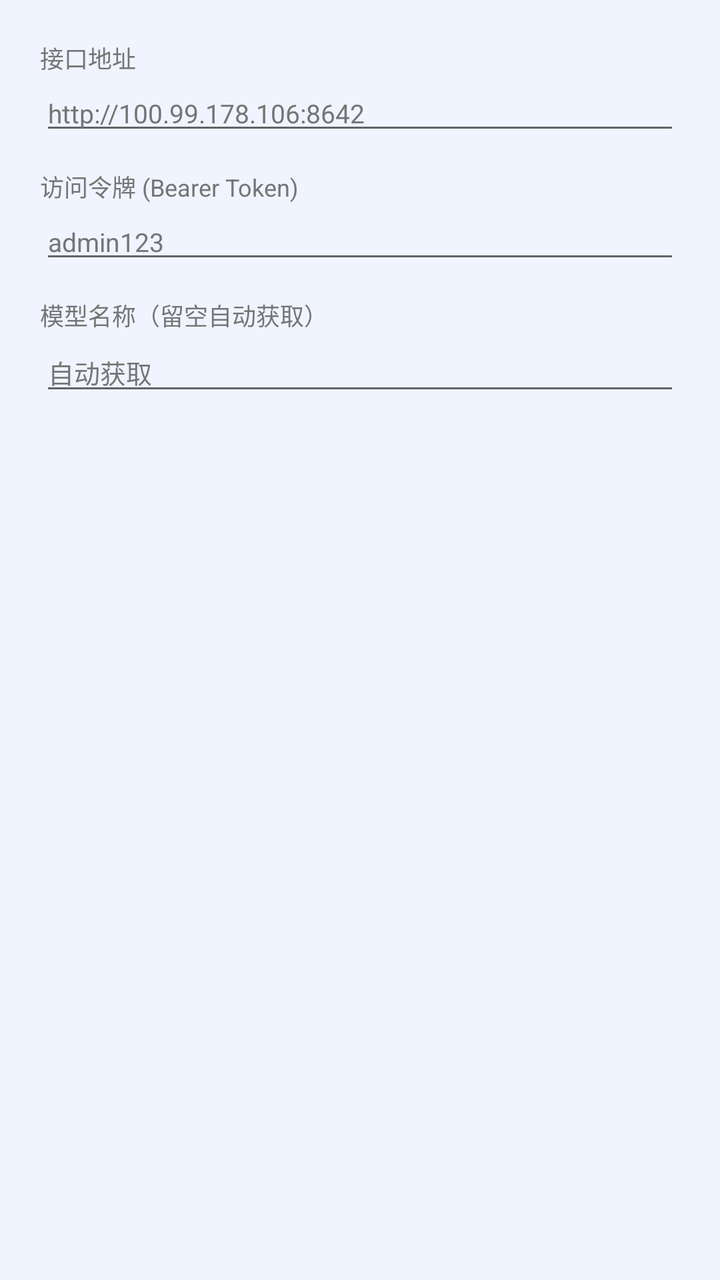
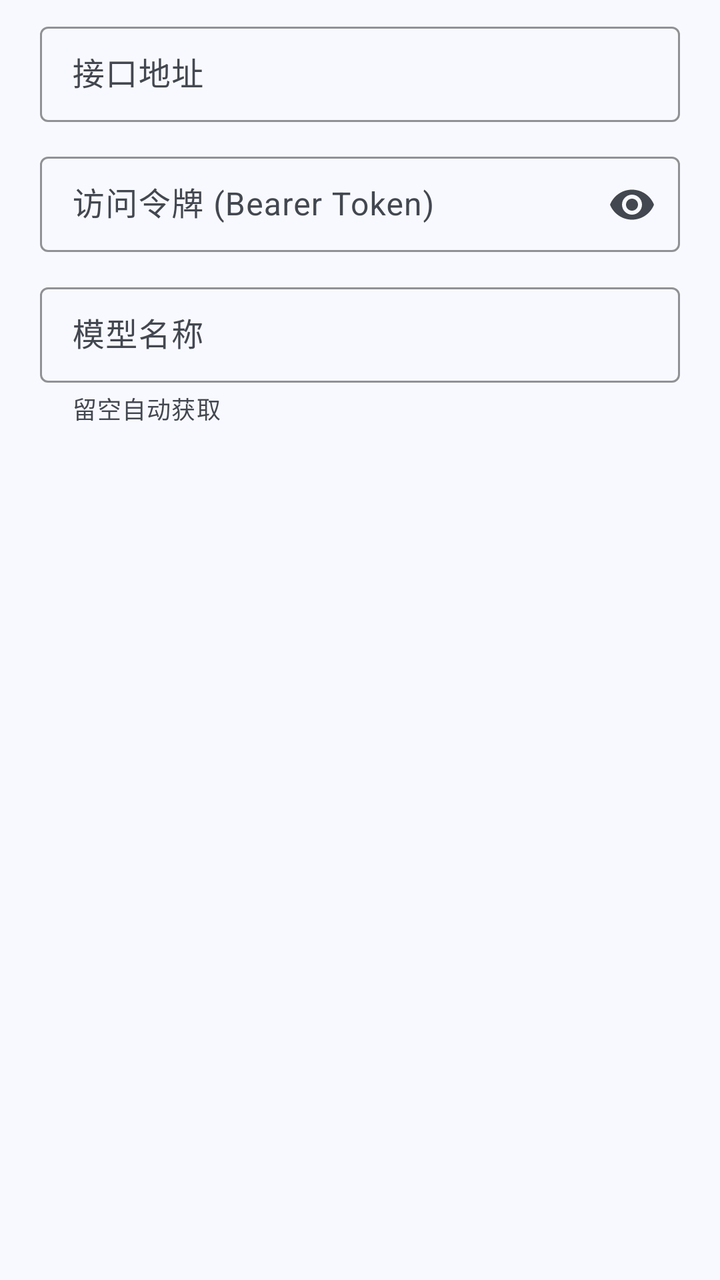

Compare the two renders of this Android layout. The source of the first and the diff that turns it into the second are given below.
<!-- AndroidManifest.xml: application theme Theme.CellSentinelApp -->
<!-- res/layout/dialog_hermes_settings.xml -->
<?xml version="1.0" encoding="utf-8"?>
<LinearLayout xmlns:android="http://schemas.android.com/apk/res/android"
    android:layout_width="match_parent"
    android:layout_height="wrap_content"
    android:orientation="vertical"
    android:padding="20dp">

    <TextView
        android:layout_width="wrap_content"
        android:layout_height="wrap_content"
        android:text="接口地址"
        android:textSize="12sp"
        android:textColor="@color/textColorHint" />

    <EditText
        android:id="@+id/et_hermes_url"
        android:layout_width="match_parent"
        android:layout_height="wrap_content"
        android:hint="http://100.99.178.106:8642"
        android:inputType="textUri"
        android:maxLines="1"
        android:textSize="13sp"
        android:layout_marginBottom="12dp" />

    <TextView
        android:layout_width="wrap_content"
        android:layout_height="wrap_content"
        android:text="访问令牌 (Bearer Token)"
        android:textSize="12sp"
        android:textColor="@color/textColorHint" />

    <EditText
        android:id="@+id/et_hermes_token"
        android:layout_width="match_parent"
        android:layout_height="wrap_content"
        android:hint="admin123"
        android:inputType="textPassword"
        android:maxLines="1"
        android:textSize="13sp"
        android:layout_marginBottom="12dp" />

    <TextView
        android:layout_width="wrap_content"
        android:layout_height="wrap_content"
        android:text="模型名称（留空自动获取）"
        android:textSize="12sp"
        android:textColor="@color/textColorHint" />

    <EditText
        android:id="@+id/et_hermes_model"
        android:layout_width="match_parent"
        android:layout_height="wrap_content"
        android:hint="自动获取"
        android:inputType="text"
        android:maxLines="1"
        android:textSize="13sp" />

</LinearLayout>
<!-- resources referenced by this layout -->
<resources>
  <color name="textColorHint">#FF757575</color>
  <style name="Theme.CellSentinelApp" parent="Theme.MaterialComponents.Light.DarkActionBar">
          
          <item name="colorPrimary">@color/colorPrimary</item>
          <item name="colorPrimaryVariant">@color/colorPrimaryDark</item>
          <item name="colorOnPrimary">@color/white</item>
          
          <item name="colorSecondary">@color/colorAccent</item>
          <item name="colorSecondaryVariant">@color/colorAccentDark</item>
          <item name="colorOnSecondary">@color/white</item>
          
          <item name="colorSurface">@color/colorSurface</item>
          <item name="colorOnSurface">@color/textColorPrimary</item>
          
          <item name="android:windowBackground">@color/background</item>
          <item name="android:colorBackground">@color/background</item>
          
          <item name="android:statusBarColor">@color/colorPrimaryDark</item>
          
          <item name="android:textColorPrimary">@color/textColorPrimary</item>
          <item name="android:textColorSecondary">@color/textColorSecondary</item>
          <item name="android:textColorHint">@color/textColorHint</item>
          
          <item name="materialCardViewStyle">@style/AppCardView</item>
          <item name="editTextStyle">@style/AppEditText</item>
          <item name="chipStyle">@style/AppChip</item>
      </style>
  <color name="colorPrimary">#1565C0</color>
  <color name="colorPrimaryDark">#0D47A1</color>
  <color name="white">#FFFFFFFF</color>
  <color name="colorAccent">#00ACC1</color>
  <color name="colorAccentDark">#007C91</color>
  <color name="colorSurface">#FFFFFF</color>
  <color name="textColorPrimary">#DE000000</color>
  <color name="background">#F0F4FF</color>
  <color name="textColorSecondary">#99000000</color>
  <style name="AppCardView" parent="Widget.MaterialComponents.CardView">
          <item name="cardCornerRadius">8dp</item>
          <item name="cardElevation">2dp</item>
          <item name="cardBackgroundColor">@color/colorSurfaceFaint</item>
          <item name="strokeColor">@color/colorPrimaryTintBg</item>
          <item name="strokeWidth">1dp</item>
      </style>
  <style name="AppEditText" parent="Widget.AppCompat.EditText">
          <item name="android:textColor">@color/textColorPrimary</item>
          <item name="android:textColorHint">@color/textColorHint</item>
      </style>
  <style name="AppChip" parent="Widget.MaterialComponents.Chip.Filter">
          <item name="chipBackgroundColor">@color/chip_bg_color</item>
          <item name="android:textColor">@color/chip_text_color</item>
          <item name="chipStrokeColor">@color/colorPrimaryTintBg</item>
          <item name="chipStrokeWidth">1dp</item>
      </style>
  <color name="colorSurfaceFaint">#FAFAFA</color>
  <color name="colorPrimaryTintBg">#1A1565C0</color>
</resources>

<!-- the commit's change to res/layout/dialog_hermes_settings.xml (unified diff, before → after) -->
@@ -1,58 +1,54 @@
 <?xml version="1.0" encoding="utf-8"?>
 <LinearLayout xmlns:android="http://schemas.android.com/apk/res/android"
+    xmlns:app="http://schemas.android.com/apk/res-auto"
     android:layout_width="match_parent"
     android:layout_height="wrap_content"
     android:orientation="vertical"
-    android:padding="20dp">
+    android:paddingHorizontal="20dp"
+    android:paddingTop="8dp"
+    android:paddingBottom="16dp">
 
-    <TextView
-        android:layout_width="wrap_content"
-        android:layout_height="wrap_content"
-        android:text="接口地址"
-        android:textSize="12sp"
-        android:textColor="@color/textColorHint" />
-
-    <EditText
-        android:id="@+id/et_hermes_url"
+    <com.google.android.material.textfield.TextInputLayout
         android:layout_width="match_parent"
         android:layout_height="wrap_content"
-        android:hint="http://100.99.178.106:8642"
-        android:inputType="textUri"
-        android:maxLines="1"
-        android:textSize="13sp"
-        android:layout_marginBottom="12dp" />
+        android:hint="接口地址"
+        style="@style/AppTextInput"
+        android:layout_marginBottom="12dp">
+        <com.google.android.material.textfield.TextInputEditText
+            android:id="@+id/et_hermes_url"
+            android:layout_width="match_parent"
+            android:layout_height="wrap_content"
+            android:inputType="textUri"
+            android:maxLines="1" />
+    </com.google.android.material.textfield.TextInputLayout>
 
-    <TextView
-        android:layout_width="wrap_content"
-        android:layout_height="wrap_content"
-        android:text="访问令牌 (Bearer Token)"
-        android:textSize="12sp"
-        android:textColor="@color/textColorHint" />
-
-    <EditText
-        android:id="@+id/et_hermes_token"
+    <com.google.android.material.textfield.TextInputLayout
         android:layout_width="match_parent"
         android:layout_height="wrap_content"
-        android:hint="admin123"
-        android:inputType="textPassword"
-        android:maxLines="1"
-        android:textSize="13sp"
-        android:layout_marginBottom="12dp" />
+        android:hint="访问令牌 (Bearer Token)"
+        style="@style/AppTextInput"
+        app:endIconMode="password_toggle"
+        android:layout_marginBottom="12dp">
+        <com.google.android.material.textfield.TextInputEditText
+            android:id="@+id/et_hermes_token"
+            android:layout_width="match_parent"
+            android:layout_height="wrap_content"
+            android:inputType="textPassword"
+            android:maxLines="1" />
+    </com.google.android.material.textfield.TextInputLayout>
 
-    <TextView
-        android:layout_width="wrap_content"
-        android:layout_height="wrap_content"
-        android:text="模型名称（留空自动获取）"
-        android:textSize="12sp"
-        android:textColor="@color/textColorHint" />
-
-    <EditText
-        android:id="@+id/et_hermes_model"
+    <com.google.android.material.textfield.TextInputLayout
         android:layout_width="match_parent"
         android:layout_height="wrap_content"
-        android:hint="自动获取"
-        android:inputType="text"
-        android:maxLines="1"
-        android:textSize="13sp" />
+        android:hint="模型名称"
+        style="@style/AppTextInput"
+        app:helperText="留空自动获取">
+        <com.google.android.material.textfield.TextInputEditText
+            android:id="@+id/et_hermes_model"
+            android:layout_width="match_parent"
+            android:layout_height="wrap_content"
+            android:inputType="text"
+            android:maxLines="1" />
+    </com.google.android.material.textfield.TextInputLayout>
 
 </LinearLayout>
<!-- resource entries referenced after the edit -->
@@ -1,59 +1,87 @@
 <!-- resources referenced by this layout -->
 <resources>
+  <style name="AppTextInput" parent="Widget.Material3.TextInputLayout.OutlinedBox.Dense">
+          <item name="hintTextColor">?attr/colorOnSurfaceVariant</item>
+          <item name="boxStrokeColor">?attr/colorOutlineVariant</item>
+          <item name="boxStrokeErrorColor">?attr/colorError</item>
+          <item name="helperTextTextColor">?attr/colorOnSurfaceVariant</item>
+          <item name="errorTextColor">?attr/colorError</item>
+      </style>
   <color name="textColorHint">#FF757575</color>
-  <style name="Theme.CellSentinelApp" parent="Theme.MaterialComponents.Light.DarkActionBar">
+  <style name="Theme.CellSentinelApp" parent="Theme.Material3.Light">
+  
           
-          <item name="colorPrimary">@color/colorPrimary</item>
-          <item name="colorPrimaryVariant">@color/colorPrimaryDark</item>
-          <item name="colorOnPrimary">@color/white</item>
+          <item name="colorPrimary">#1565C0</item>
+          <item name="colorOnPrimary">#FFFFFF</item>
+          <item name="colorPrimaryContainer">#D8E4FF</item>
+          <item name="colorOnPrimaryContainer">#001849</item>
+  
           
-          <item name="colorSecondary">@color/colorAccent</item>
-          <item name="colorSecondaryVariant">@color/colorAccentDark</item>
-          <item name="colorOnSecondary">@color/white</item>
+          <item name="colorSecondary">#00ACC1</item>
+          <item name="colorOnSecondary">#FFFFFF</item>
+          <item name="colorSecondaryContainer">#B2EBF2</item>
+          <item name="colorOnSecondaryContainer">#001F24</item>
+  
           
-          <item name="colorSurface">@color/colorSurface</item>
-          <item name="colorOnSurface">@color/textColorPrimary</item>
+          <item name="colorTertiary">#6A1B9A</item>
+          <item name="colorOnTertiary">#FFFFFF</item>
+          <item name="colorTertiaryContainer">#EEDCFF</item>
+          <item name="colorOnTertiaryContainer">#230048</item>
+  
           
-          <item name="android:windowBackground">@color/background</item>
-          <item name="android:colorBackground">@color/background</item>
+          <item name="colorError">#B3261E</item>
+          <item name="colorOnError">#FFFFFF</item>
+          <item name="colorErrorContainer">#F9DEDC</item>
+          <item name="colorOnErrorContainer">#410E0B</item>
+  
           
-          <item name="android:statusBarColor">@color/colorPrimaryDark</item>
+          <item name="colorSurface">#F8F9FF</item>
+          <item name="colorOnSurface">#1A1C22</item>
+          <item name="colorSurfaceVariant">#DFE2EB</item>
+          <item name="colorOnSurfaceVariant">#43474F</item>
+          <item name="colorSurfaceContainerLowest">#FFFFFF</item>
+          <item name="colorSurfaceContainerLow">#F2F3FA</item>
+          <item name="colorSurfaceContainer">#ECEFF5</item>
+          <item name="colorSurfaceContainerHigh">#E6E8EF</item>
+          <item name="colorSurfaceContainerHighest">#E1E2EA</item>
+  
+          
+          <item name="colorOutline">#73777F</item>
+          <item name="colorOutlineVariant">#C3C7CF</item>
+  
+          
+          <item name="android:windowBackground">?attr/colorSurface</item>
+          <item name="android:statusBarColor">@color/colorPrimary</item>
+          <item name="android:navigationBarColor">?attr/colorSurface</item>
+  
           
           <item name="android:textColorPrimary">@color/textColorPrimary</item>
           <item name="android:textColorSecondary">@color/textColorSecondary</item>
           <item name="android:textColorHint">@color/textColorHint</item>
+  
           
           <item name="materialCardViewStyle">@style/AppCardView</item>
           <item name="editTextStyle">@style/AppEditText</item>
           <item name="chipStyle">@style/AppChip</item>
+  
       </style>
   <color name="colorPrimary">#1565C0</color>
-  <color name="colorPrimaryDark">#0D47A1</color>
-  <color name="white">#FFFFFFFF</color>
-  <color name="colorAccent">#00ACC1</color>
-  <color name="colorAccentDark">#007C91</color>
-  <color name="colorSurface">#FFFFFF</color>
   <color name="textColorPrimary">#DE000000</color>
-  <color name="background">#F0F4FF</color>
   <color name="textColorSecondary">#99000000</color>
-  <style name="AppCardView" parent="Widget.MaterialComponents.CardView">
-          <item name="cardCornerRadius">8dp</item>
-          <item name="cardElevation">2dp</item>
-          <item name="cardBackgroundColor">@color/colorSurfaceFaint</item>
-          <item name="strokeColor">@color/colorPrimaryTintBg</item>
-          <item name="strokeWidth">1dp</item>
+  <style name="AppCardView" parent="Widget.Material3.CardView.Elevated">
+          <item name="cardCornerRadius">12dp</item>
+          <item name="cardElevation">1dp</item>
+          <item name="android:stateListAnimator">@null</item>
       </style>
   <style name="AppEditText" parent="Widget.AppCompat.EditText">
           <item name="android:textColor">@color/textColorPrimary</item>
           <item name="android:textColorHint">@color/textColorHint</item>
       </style>
-  <style name="AppChip" parent="Widget.MaterialComponents.Chip.Filter">
+  <style name="AppChip" parent="Widget.Material3.Chip.Filter">
           <item name="chipBackgroundColor">@color/chip_bg_color</item>
           <item name="android:textColor">@color/chip_text_color</item>
-          <item name="chipStrokeColor">@color/colorPrimaryTintBg</item>
+          <item name="chipStrokeColor">?attr/colorOutlineVariant</item>
           <item name="chipStrokeWidth">1dp</item>
       </style>
-  <color name="colorSurfaceFaint">#FAFAFA</color>
-  <color name="colorPrimaryTintBg">#1A1565C0</color>
 </resources>
 
